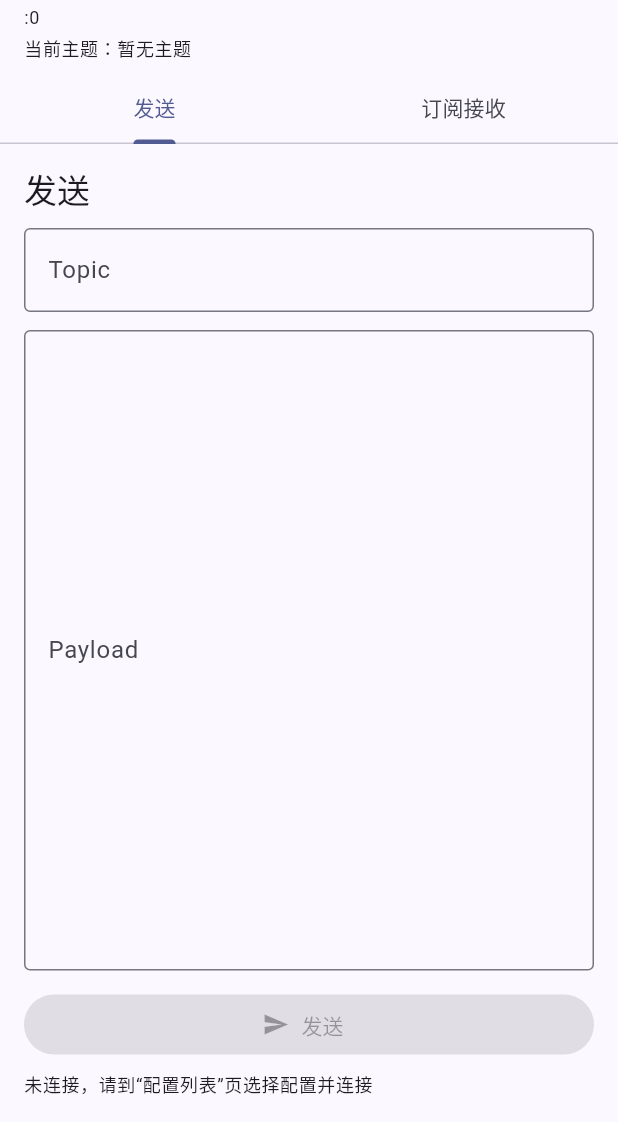
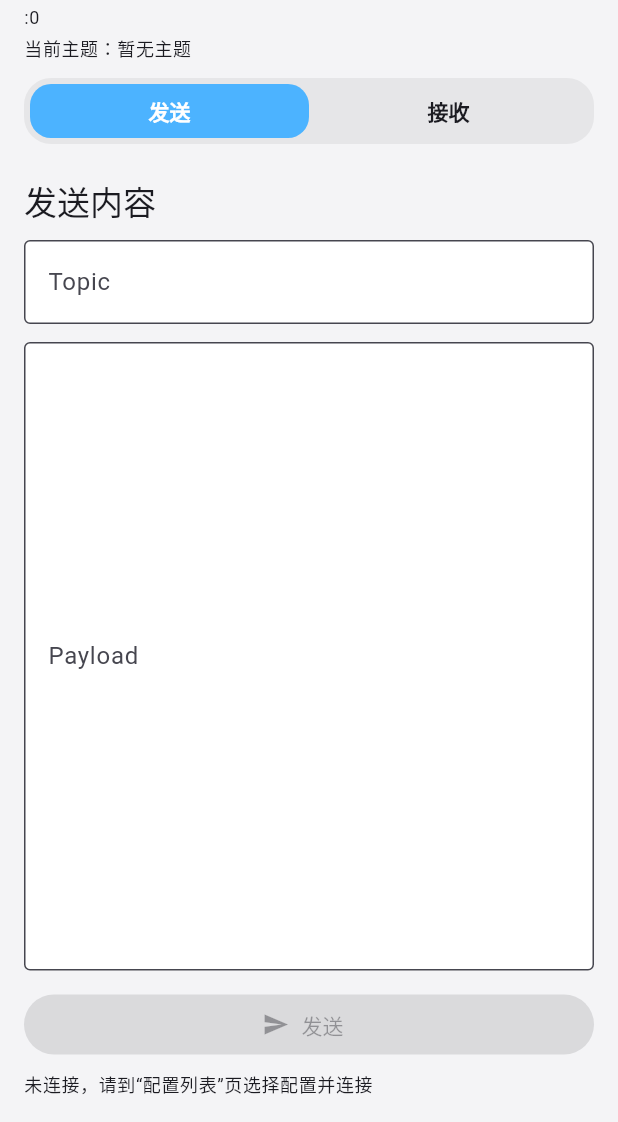
Before and after one commit to ge-fei-fan/galaxy-ios, a Flutter app: the MqttDetailPage screen opened directly with empty values, on a phone screen of 412 x 824 dp, the part 114-1236 px from its top. Run offline on Flutter 3.47's test engine with Material 3 defaults, Android fonts, the phone set to English and light mode, and no system bars; our stand-ins replace flutter_local_notifications, hive_flutter, webview_flutter; missing offline and left inert: mqtt_client; accounts and stored records are empty.

Commit message:
更新样式

```diff
--- a/lib/pages/mqtt_detail_page.dart
+++ b/lib/pages/mqtt_detail_page.dart
@@ -4,8 +4,9 @@ import 'package:galaxy_ios/controllers/mqtt_controller.dart';
 import 'package:galaxy_ios/models/mqtt_profile.dart';
 import 'package:galaxy_ios/pages/receive_page.dart';
 import 'package:galaxy_ios/pages/send_page.dart';
+import 'package:galaxy_ios/widgets/segmented_capsule.dart';
 
-class MqttDetailPage extends StatelessWidget {
+class MqttDetailPage extends StatefulWidget {
   const MqttDetailPage({
     super.key,
     required this.controller,
@@ -16,31 +17,52 @@ class MqttDetailPage extends StatelessWidget {
   final MqttProfile profile;
 
   @override
+  State<MqttDetailPage> createState() => _MqttDetailPageState();
+}
+
+class _MqttDetailPageState extends State<MqttDetailPage>
+    with SingleTickerProviderStateMixin {
+  late final TabController _tabController;
+
+  @override
+  void initState() {
+    super.initState();
+    _tabController = TabController(length: 2, vsync: this);
+  }
+
+  @override
+  void dispose() {
+    _tabController.dispose();
+    super.dispose();
+  }
+
+  @override
   Widget build(BuildContext context) {
-    final topics = controller.topics;
+    final topics = widget.controller.topics;
     final topicSummary = topics.isEmpty ? '暂无主题' : topics.join('、');
     return Scaffold(
+      backgroundColor: const Color(0xFFF4F4F6),
       appBar: AppBar(
-        title: Text(profile.name),
+        title: Text(widget.profile.name),
+        backgroundColor: const Color(0xFFF4F4F6),
+        elevation: 0,
       ),
-      body: DefaultTabController(
-        length: 2,
-        child: Column(
+      body: Column(
         children: [
           Container(
             width: double.infinity,
-              padding: const EdgeInsets.fromLTRB(16, 12, 16, 8),
-              color: Theme.of(context).colorScheme.surface,
+            padding: const EdgeInsets.fromLTRB(16, 12, 16, 4),
+            color: const Color(0xFFF4F4F6),
             child: Column(
               crossAxisAlignment: CrossAxisAlignment.start,
               children: [
                 Text(
-                    '当前配置：${profile.name}',
+                  '当前配置：${widget.profile.name}',
                   style: Theme.of(context).textTheme.titleSmall,
                 ),
                 const SizedBox(height: 4),
                 Text(
-                    '${profile.host}:${profile.port}',
+                  '${widget.profile.host}:${widget.profile.port}',
                   style: Theme.of(context).textTheme.bodySmall,
                 ),
                 const SizedBox(height: 4),
@@ -48,29 +70,29 @@ class MqttDetailPage extends StatelessWidget {
                   '当前主题：$topicSummary',
                   style: Theme.of(context).textTheme.bodySmall,
                 ),
+                const SizedBox(height: 12),
+                SegmentedCapsule(
+                  labels: const ['发送', '接收'],
+                  selectedIndex: _tabController.index,
+                  onChanged: (index) {
+                    setState(() => _tabController.index = index);
+                  },
+                ),
               ],
             ),
           ),
-            Material(
-              color: Theme.of(context).colorScheme.surface,
-              child: const TabBar(
-                tabs: [
-                  Tab(text: '发送'),
-                  Tab(text: '订阅接收'),
-                ],
-              ),
-            ),
+          const SizedBox(height: 12),
           Expanded(
             child: TabBarView(
+              controller: _tabController,
               children: [
-                  SendPage(controller: controller),
-                  ReceivePage(controller: controller),
+                SendPage(controller: widget.controller),
+                ReceivePage(controller: widget.controller),
               ],
             ),
           ),
         ],
       ),
-      ),
     );
   }
 }
--- a/lib/pages/send_page.dart
+++ b/lib/pages/send_page.dart
@@ -40,12 +40,12 @@ class _SendPageState extends State<SendPage> {
       behavior: HitTestBehavior.translucent,
       onTap: () => FocusScope.of(context).unfocus(),
       child: Padding(
-        padding: const EdgeInsets.all(16),
+        padding: const EdgeInsets.fromLTRB(16, 8, 16, 16),
         child: Column(
           crossAxisAlignment: CrossAxisAlignment.start,
           children: [
             Text(
-              '发送',
+              '发送内容',
               style: Theme.of(context).textTheme.titleLarge,
             ),
             const SizedBox(height: 12),
@@ -55,6 +55,8 @@ class _SendPageState extends State<SendPage> {
               decoration: const InputDecoration(
                 labelText: 'Topic',
                 border: OutlineInputBorder(),
+                filled: true,
+                fillColor: Colors.white,
               ),
             ),
             const SizedBox(height: 12),
@@ -68,6 +70,8 @@ class _SendPageState extends State<SendPage> {
                   labelText: 'Payload',
                   alignLabelWithHint: true,
                   border: OutlineInputBorder(),
+                  filled: true,
+                  fillColor: Colors.white,
                 ),
               ),
             ),
--- /dev/null
+++ b/lib/widgets/segmented_capsule.dart
@@ -0,0 +1,63 @@
+import 'package:flutter/material.dart';
+
+class SegmentedCapsule extends StatelessWidget {
+  const SegmentedCapsule({
+    super.key,
+    required this.labels,
+    required this.selectedIndex,
+    required this.onChanged,
+    this.horizontalPadding = 6,
+  });
+
+  final List<String> labels;
+  final int selectedIndex;
+  final ValueChanged<int> onChanged;
+  final double horizontalPadding;
+
+  @override
+  Widget build(BuildContext context) {
+    final theme = Theme.of(context);
+    final inactiveColor = theme.textTheme.labelLarge?.color ?? Colors.black54;
+    return Container(
+      padding: const EdgeInsets.all(4),
+      decoration: BoxDecoration(
+        color: const Color(0xFFE6E6E8),
+        borderRadius: BorderRadius.circular(18),
+      ),
+      child: Row(
+        children: List.generate(labels.length, (index) {
+          final selected = index == selectedIndex;
+          return Expanded(
+            child: AnimatedContainer(
+              duration: const Duration(milliseconds: 180),
+              curve: Curves.easeOut,
+              decoration: BoxDecoration(
+                color: selected ? const Color(0xFF4CB3FF) : Colors.transparent,
+                borderRadius: BorderRadius.circular(14),
+              ),
+              child: InkWell(
+                borderRadius: BorderRadius.circular(14),
+                onTap: () => onChanged(index),
+                child: Padding(
+                  padding: EdgeInsets.symmetric(
+                    vertical: 8,
+                    horizontal: horizontalPadding,
+                  ),
+                  child: Center(
+                    child: Text(
+                      labels[index],
+                      style: theme.textTheme.labelLarge?.copyWith(
+                        fontWeight: FontWeight.w600,
+                        color: selected ? Colors.white : inactiveColor,
+                      ),
+                    ),
+                  ),
+                ),
+              ),
+            ),
+          );
+        }),
+      ),
+    );
+  }
+}
```
Also changed, not shown: lib/pages/receive_page.dart (+22 -15 lines), lib/pages/url_collection_page.dart (+184 -27 lines). Lines whose indentation alone changed are shown as unchanged.
